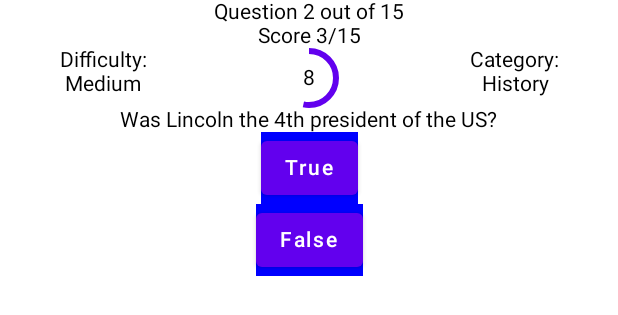
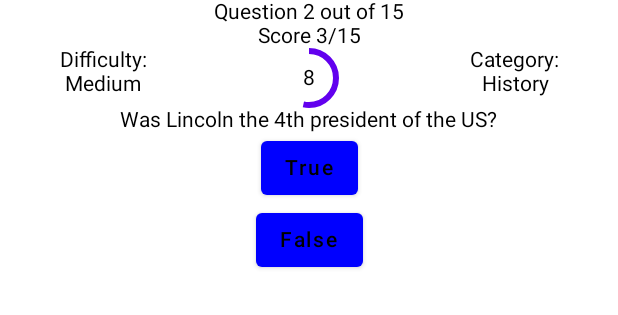
Before and after one commit to pauliancu97/trivia-android-app, an Android app built with Jetpack Compose: the @Preview function PreviewPlayQuizShowQuestionBooleanScreen, on a phone screen of 412 x 824 dp. Shown: the top 315 px of the screen. Run offline under Robolectric (Android 15) with nearby library versions, the phone set to English and light mode, and no system bars.

Commit message:
fixed answer buttons colors

```diff
--- a/app/src/main/java/com/example/triviaapp/ui/screens/playquiz/PlayQuizScreen.kt
+++ b/app/src/main/java/com/example/triviaapp/ui/screens/playquiz/PlayQuizScreen.kt
@@ -3,6 +3,7 @@ package com.example.triviaapp.ui.screens.playquiz
 import androidx.compose.foundation.background
 import androidx.compose.foundation.layout.*
 import androidx.compose.material.Button
+import androidx.compose.material.ButtonDefaults
 import androidx.compose.material.CircularProgressIndicator
 import androidx.compose.material.Text
 import androidx.compose.runtime.Composable
@@ -158,10 +159,9 @@ fun PlayQuizShowQuestionMultipleScreen(
                         }
                     },
                     modifier = Modifier
-                        .align(alignment = Alignment.CenterHorizontally)
-                        .background(
-                            color =
-                            if (!showResult) {
+                        .align(alignment = Alignment.CenterHorizontally),
+                    colors = ButtonDefaults.buttonColors(
+                        backgroundColor = if (!showResult) {
                             Color.Blue
                         } else {
                             if (answer == questionState.question.correctAnswer) {
@@ -198,10 +198,9 @@ fun PlayQuizShowQuestionBooleanScreen(
                         }
                     },
                     modifier = Modifier
-                        .align(alignment = Alignment.CenterHorizontally)
-                        .background(
-                            color =
-                            if (!showResult) {
+                        .align(alignment = Alignment.CenterHorizontally),
+                    colors = ButtonDefaults.buttonColors(
+                        backgroundColor = if (!showResult) {
                             Color.Blue
                         } else {
                             if (answer == questionState.question.correctAnswer) {
```
Lines whose indentation alone changed are shown as unchanged.
